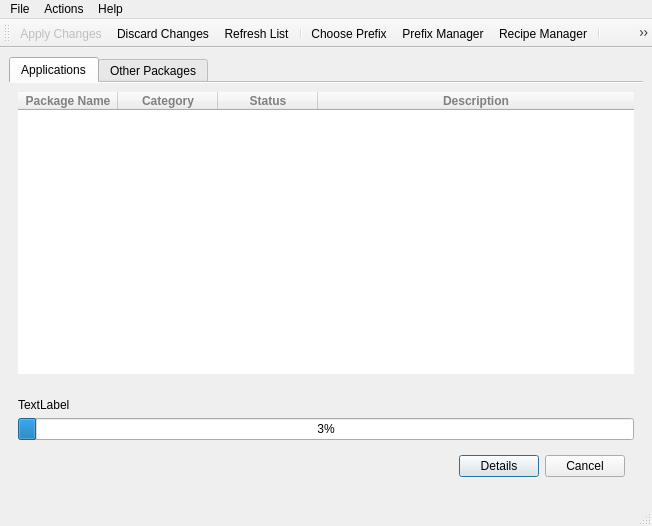
Qt form designer/pybombs_main.ui (NinjaComics/pybombs-qtgui) before a commit.
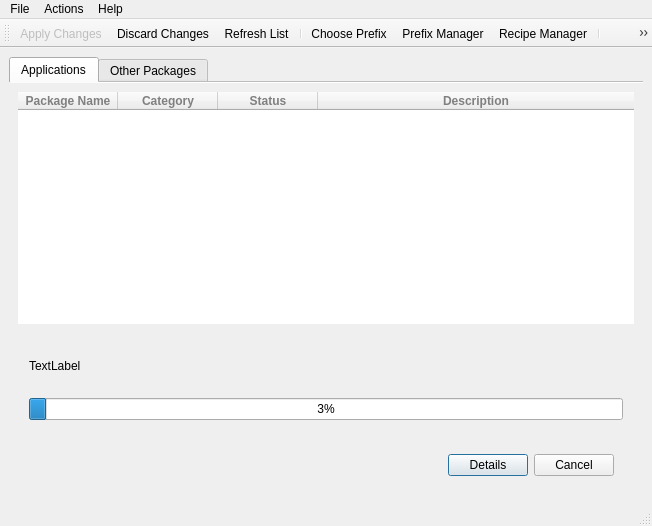
The same form after that commit.

Commit message: Add indication dialogs for running processes

The edit to the form file:
```diff
--- a/designer/pybombs_main.ui
+++ b/designer/pybombs_main.ui
@@ -301,6 +301,21 @@
        <bool>true</bool>
       </property>
       <layout class="QVBoxLayout" name="verticalLayout_5">
+       <property name="spacing">
+        <number>25</number>
+       </property>
+       <property name="leftMargin">
+        <number>20</number>
+       </property>
+       <property name="topMargin">
+        <number>20</number>
+       </property>
+       <property name="rightMargin">
+        <number>20</number>
+       </property>
+       <property name="bottomMargin">
+        <number>10</number>
+       </property>
        <item>
         <widget class="QLabel" name="label_3">
          <property name="text">
```
The commit also changes 6 other files.
